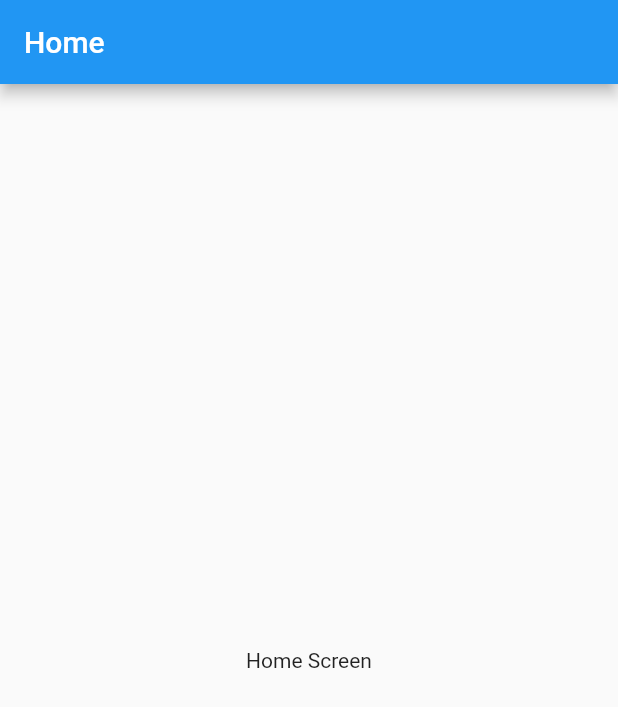
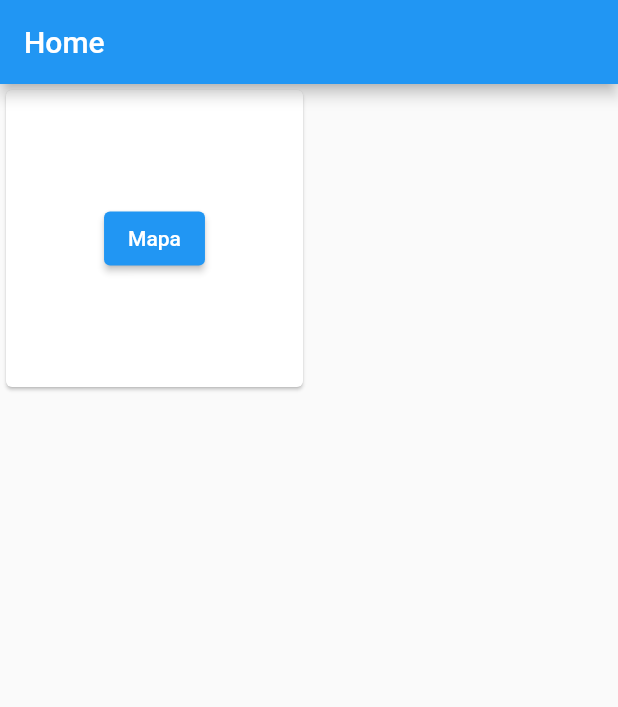
Before and after one commit to pauloalvarez21/tiendaApp, a Flutter app: the screen it shows after launch, on a phone screen of 412 x 824 dp. Shown: the top 707 px of the screen. Run offline on Flutter 3.47's test engine with Material 2 defaults, Android fonts, the phone set to English and light mode, and no system bars; our stand-ins replace firebase_core, firebase_messaging; missing offline and left inert: mapbox_gl; accounts and stored records are empty.

Commit message:
Mapa agregado

```diff
--- a/lib/main.dart
+++ b/lib/main.dart
@@ -1,5 +1,8 @@
+// @dart=2.9
+
 import 'package:flutter/material.dart';
 import 'package:tiendaapp/screens/home_screen.dart';
+import 'package:tiendaapp/screens/mapa_screen.dart';
 import 'package:tiendaapp/screens/message_screen.dart';
 import 'package:tiendaapp/services/push_notifications_service.dart';
 
@@ -20,6 +23,7 @@
       new GlobalKey<NavigatorState>();
   final GlobalKey<ScaffoldMessengerState> messengerKey =
       new GlobalKey<ScaffoldMessengerState>();
+  final GlobalKey<ScaffoldState> mapaKey = new GlobalKey<ScaffoldState>();
 
   @override
   void initState() {
@@ -44,6 +48,7 @@
       routes: {
         'home': (_) => HomeScreen(),
         'message': (_) => MessageScreen(),
+        'mapa': (_) => MapaScreen(),
       },
     );
   }
--- a/lib/screens/home_screen.dart
+++ b/lib/screens/home_screen.dart
@@ -7,8 +7,21 @@ class HomeScreen extends StatelessWidget {
       appBar: AppBar(
         title: Text('Home'),
       ),
-      body: Center(
-        child: Text('Home Screen'),
+      body: GridView.count(
+        crossAxisCount: 2,
+        children: <Widget>[
+          //Card Mapas
+          Card(
+            child: Center(
+              child: ElevatedButton(
+                child: Text('Mapa'),
+                onPressed: () {
+                  Navigator.pushNamed(context, 'mapa');
+                },
+              ),
+            ),
+          ),
+        ],
       ),
     );
   }
--- a/pubspec.yaml
+++ b/pubspec.yaml
@@ -35,8 +35,9 @@ dependencies:
   # Use with the CupertinoIcons class for iOS style icons.
   cupertino_icons: ^1.0.2
   firebase_core:
-  cloud_firestore:
+  #cloud_firestore:
   firebase_messaging:
+  mapbox_gl: ^0.7.0
 
 dev_dependencies:
   flutter_test:
```
Also changed, not shown: lib/screens/mapa_screen.dart (added, +28 -0 lines), pubspec.lock, 1 other file.
